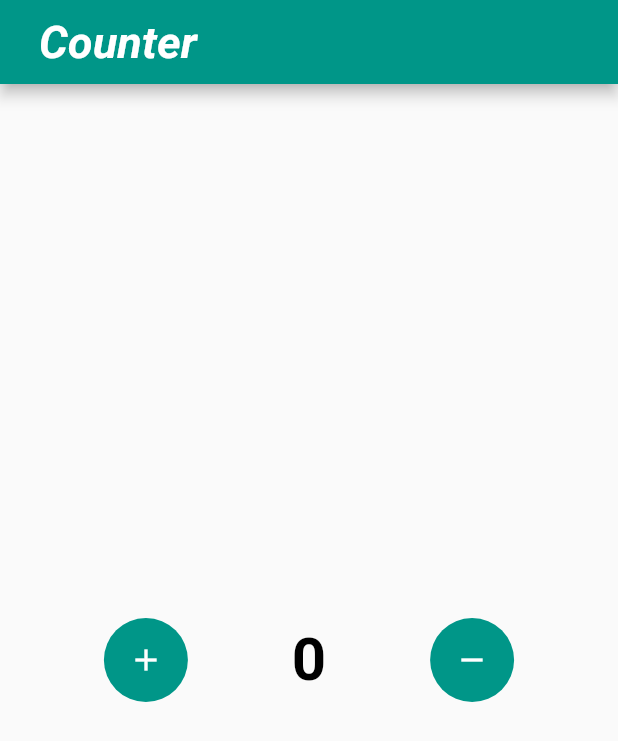
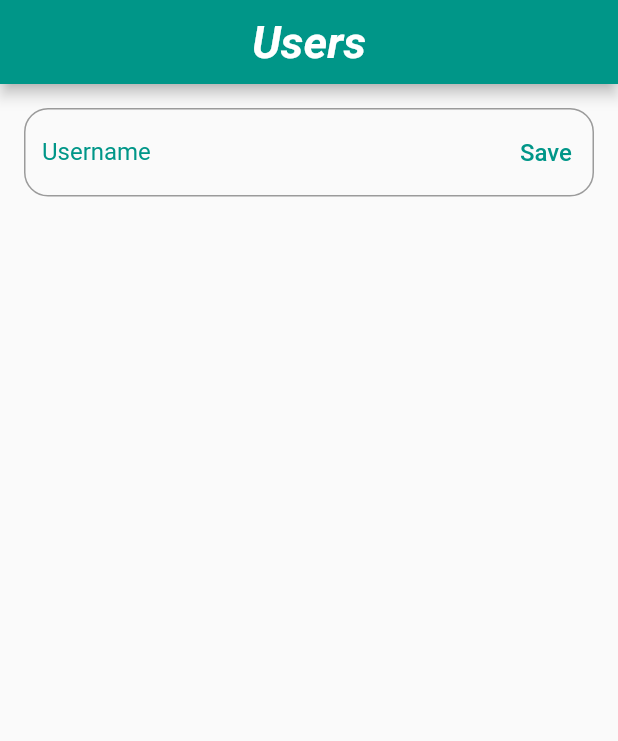
Before and after one commit to RaniaAhmedm/algoriza_counter_bloc, a Flutter app: the screen it shows after launch, on a phone screen of 412 x 824 dp. Shown: the top 741 px of the screen. Run offline on Flutter 3.47's test engine with Material 2 defaults, Android fonts, the phone set to English and light mode, and no system bars; our stand-ins replace flutter_bloc, sqflite; accounts and stored records are empty.

Commit message:
create a simple screen to add users by sqflite

```diff
--- /dev/null
+++ b/lib/bloc/States/bloc.dart
@@ -0,0 +1,102 @@
+import 'package:counter_bloc/bloc/States/bloc_States.dart';
+import 'package:flutter/material.dart';
+import 'package:flutter_bloc/flutter_bloc.dart';
+import 'package:path/path.dart';
+import 'package:sqflite/sqflite.dart';
+
+class BlocApp extends Cubit<BlocState> {
+  BlocApp() : super(InitialState());
+  int counter = 0;
+  void incrementCounter() {
+    counter++;
+    emit(IncrementCounter());
+  }
+
+  void decrementCounter() {
+    counter--;
+    emit(DecrementCounter());
+  }
+
+//  --------------------------------------------------
+  late Database database;
+
+  void initDatabase() async {
+    // Get a location using getDatabasesPath
+    var databasesPath = await getDatabasesPath();
+    String path = join(databasesPath, 'users.db');
+    debugPrint('AppDatabaseInitialized');
+    onOpenDatabase(path: path);
+    emit(AppDatabaseInitialized());
+  }
+
+  void onOpenDatabase({required String path}) async {
+    // open the database
+    openDatabase(path, version: 1, onCreate: (Database db, int version) async {
+      // When creating the db, create the table
+      await db
+          .execute('CREATE TABLE users (id INTEGER PRIMARY KEY, name TEXT)');
+      debugPrint('Table Created');
+    }, onOpen: (
+      Database db,
+    ) {
+      debugPrint('AppDatabaseOpened');
+      database = db;
+      getUsersData();
+    });
+  }
+
+  TextEditingController userNameController = TextEditingController();
+
+  void insertUserData() async {
+    if (selectUser.isNotEmpty) {
+      updateUserData();
+      return;
+    }
+    // Insert some records in a transaction
+    database.transaction((txn) async {
+      txn.rawInsert(
+          'INSERT INTO users(name) VALUES("${userNameController.text}")');
+    }).then((value) {
+      debugPrint('Database Users inserted');
+      userNameController.clear();
+      getUsersData();
+      emit(AppDatabaseUsersInserted());
+    });
+  }
+
+  List<Map> users = [];
+
+  void getUsersData() async {
+    emit(AppDatabaseUsersLoading());
+
+    // Get the records
+    database.rawQuery('SELECT * FROM users').then((value) {
+      debugPrint('Database Users fetched');
+      debugPrint('$users');
+
+      users = value;
+      emit(AppDatabaseUsersFetched());
+    });
+  }
+
+  Map selectUser = {};
+
+  void selectedUserToUpdate({required Map user}) {
+    selectUser = user;
+    userNameController.text = selectUser['name'];
+    emit(AppSelectedUser());
+  }
+
+  void updateUserData() {
+    // Update some record
+    database.rawUpdate(
+        'UPDATE users SET name = ? WHERE id = ${selectUser['id']}',
+        [(userNameController.text)]).then((value) {
+      selectUser = {};
+      userNameController.clear();
+
+      debugPrint('Database Users Updated');
+      getUsersData();
+    });
+  }
+}
--- a/lib/bloc/States/bloc_States.dart
+++ b/lib/bloc/States/bloc_States.dart
@@ -7,3 +7,10 @@ class InitialState extends BlocState {}
 class IncrementCounter extends BlocState {}
 
 class DecrementCounter extends BlocState {}
+class AppDatabaseInitialized extends BlocState {}
+class AppDatabaseTableCreated extends BlocState {}
+class AppDatabaseOpened extends BlocState {}
+class AppDatabaseUsersInserted extends BlocState {}
+class AppDatabaseUsersFetched extends BlocState {}
+class AppDatabaseUsersLoading extends BlocState {}
+class AppSelectedUser extends BlocState {}
--- a/lib/bloc/bloc_counter.dart
+++ /dev/null
@@ -1,16 +0,0 @@
-import 'package:counter_bloc/bloc/States/bloc_States.dart';
-import 'package:flutter_bloc/flutter_bloc.dart';
-
-class BlocCounter extends Cubit<BlocState> {
-  BlocCounter() : super(InitialState());
-  int counter = 0;
-  void incrementCounter() {
-    counter++;
-    emit(IncrementCounter());
-  }
-
-  void decrementCounter() {
-    counter--;
-    emit(DecrementCounter());
-  }
-}
--- a/lib/main.dart
+++ b/lib/main.dart
@@ -1,12 +1,16 @@
-import 'package:counter_bloc/bloc/bloc_counter.dart';
-import 'package:counter_bloc/counter_Screen.dart';
+import 'package:counter_bloc/bloc/States/bloc.dart';
+import 'package:counter_bloc/screens/counter_Screen.dart';
 import 'package:flutter/material.dart';
 import 'package:flutter_bloc/flutter_bloc.dart';
 
+import 'screens/Users/users_screen.dart';
+
 void main() {
-  runApp(BlocProvider(
-    create: (context)=>BlocCounter(),
-      child: const MyApp()));
+  runApp(MultiBlocProvider(providers: [
+    BlocProvider(
+      create: (context) => BlocApp()..initDatabase(),
+    )
+  ], child: const MyApp()));
 }
 
 class MyApp extends StatelessWidget {
@@ -19,8 +23,9 @@ class MyApp extends StatelessWidget {
       title: 'Counter',
       routes: {
         CounterScreen.routeName: (context) => const CounterScreen(),
+        UsersScreen.routeName: (context) => const UsersScreen(),
       },
-      initialRoute: CounterScreen.routeName,
+      initialRoute: UsersScreen.routeName,
     );
   }
 }
--- /dev/null
+++ b/lib/screens/Users/users_screen.dart
@@ -0,0 +1,86 @@
+import 'package:counter_bloc/bloc/States/bloc.dart';
+import 'package:counter_bloc/bloc/States/bloc_States.dart';
+import 'package:counter_bloc/screens/Users/Widget/user.dart';
+import 'package:flutter/material.dart';
+import 'package:flutter_bloc/flutter_bloc.dart';
+
+class UsersScreen extends StatefulWidget {
+  static const String routeName = 'Users Screen';
+
+  const UsersScreen({Key? key}) : super(key: key);
+
+  @override
+  State<UsersScreen> createState() => _UsersScreenState();
+}
+
+class _UsersScreenState extends State<UsersScreen> {
+  @override
+  @override
+  Widget build(BuildContext context) {
+
+    BlocApp blocApp = BlocProvider.of(context);
+    return BlocConsumer<BlocApp, BlocState>(
+      listener: (context, state) {},
+      builder: (context, state) => Scaffold(
+        appBar: AppBar(
+          centerTitle: true,
+          title: const Padding(
+            padding: EdgeInsets.symmetric(horizontal: 10.0),
+            child: Text(
+              'Users',
+              style: TextStyle(
+                  fontWeight: FontWeight.bold,
+                  fontSize: 30,
+                  fontStyle: FontStyle.italic),
+            ),
+          ),
+          backgroundColor: Colors.teal,
+        ),
+        body: Padding(
+          padding: const EdgeInsets.all(16.0),
+          child: Column(
+            children: [
+              TextFormField(
+                controller: blocApp.userNameController,
+                keyboardType: TextInputType.text,
+                decoration: InputDecoration(
+                    border: OutlineInputBorder(
+                        borderRadius: BorderRadius.circular(16)),
+                    labelText: 'Username',
+                    labelStyle:
+                        const TextStyle(color: Colors.teal, fontSize: 16),
+                    suffixIcon: TextButton(
+                        onPressed: () {
+                          blocApp.insertUserData();
+                        },
+                        child:  Text(
+                          blocApp.selectUser.isEmpty?
+                          'Save':'Update',
+                          style: const TextStyle(color: Colors.teal, fontSize: 16),
+                        ))),
+              ),
+              Expanded(
+                child: RefreshIndicator(
+                  color: Colors.teal,
+                  onRefresh: () async {
+                    blocApp.getUsersData();
+
+                  },
+                  child: ListView.separated(
+                      itemBuilder: (context, index) => UserItem(
+                            item: blocApp.users[index],
+                          ),
+                      separatorBuilder: (context, index) => Container(
+                          height: 1,
+                          color: Colors.blueGrey[200],
+                          width: double.infinity),
+                      itemCount: blocApp.users.length),
+                ),
+              ),
+            ],
+          ),
+        ),
+      ),
+    );
+  }
+}
--- a/lib/counter_Screen.dart
+++ b/lib/screens/counter_Screen.dart
@@ -1,5 +1,5 @@
+import 'package:counter_bloc/bloc/States/bloc.dart';
 import 'package:counter_bloc/bloc/States/bloc_States.dart';
-import 'package:counter_bloc/bloc/bloc_counter.dart';
 import 'package:flutter/material.dart';
 import 'package:flutter_bloc/flutter_bloc.dart';
 
@@ -16,7 +16,7 @@ class _CounterScreenState extends State<CounterScreen> {
 
   @override
   Widget build(BuildContext context) {
-    BlocCounter blocCounter = BlocProvider.of(context);
+    BlocApp blocApp = BlocProvider.of(context);
     return Scaffold(
       appBar: AppBar(
         title: const Padding(
@@ -31,7 +31,7 @@ class _CounterScreenState extends State<CounterScreen> {
         ),
         backgroundColor: Colors.teal,
       ),
-      body: BlocBuilder<BlocCounter, BlocState>(
+      body: BlocBuilder<BlocApp, BlocState>(
         builder: (context, state) => Column(
           mainAxisAlignment: MainAxisAlignment.center,
           children: [
@@ -46,7 +46,7 @@ class _CounterScreenState extends State<CounterScreen> {
                   child: IconButton(
                     padding: const EdgeInsets.all(16),
                     onPressed: () {
-                      blocCounter.incrementCounter();
+                      blocApp.incrementCounter();
                     },
                     icon: const Icon(
                       Icons.add,
@@ -55,7 +55,7 @@ class _CounterScreenState extends State<CounterScreen> {
                   ),
                 ),
                 Text(
-                  '${blocCounter.counter}',
+                  '${blocApp.counter}',
                   style: const TextStyle(
                     color: Colors.black,
                     fontWeight: FontWeight.bold,
@@ -69,7 +69,7 @@ class _CounterScreenState extends State<CounterScreen> {
                   child: IconButton(
                     padding: const EdgeInsets.all(16),
                     onPressed: () {
-                      blocCounter.decrementCounter();
+                      blocApp.decrementCounter();
                     },
                     icon: const Icon(
                       Icons.remove_outlined,
--- a/pubspec.yaml
+++ b/pubspec.yaml
@@ -35,6 +35,9 @@ dependencies:
   # Use with the CupertinoIcons class for iOS style icons.
   cupertino_icons: ^1.0.2
   flutter_bloc: ^8.0.1
+  sqflite: ^2.0.2+1
+  path_provider: ^2.0.11
+  path: ^1.8.0
 
 
 dev_dependencies:
```
Also changed, not shown: lib/screens/Users/Widget/user.dart (added, +49 -0 lines), pubspec.lock.
